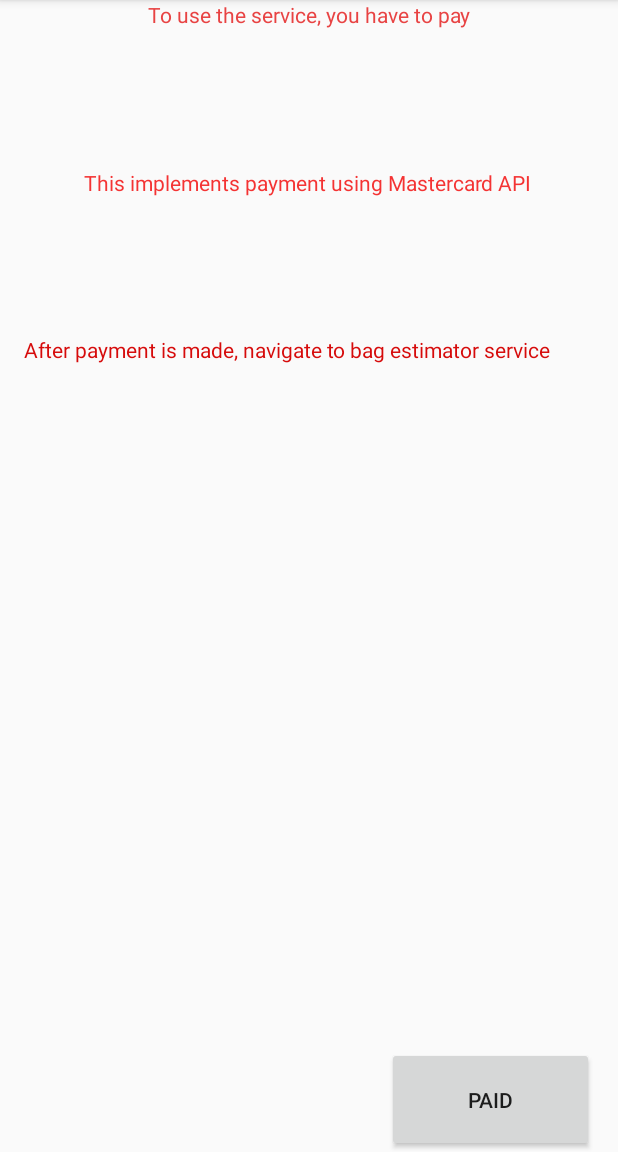
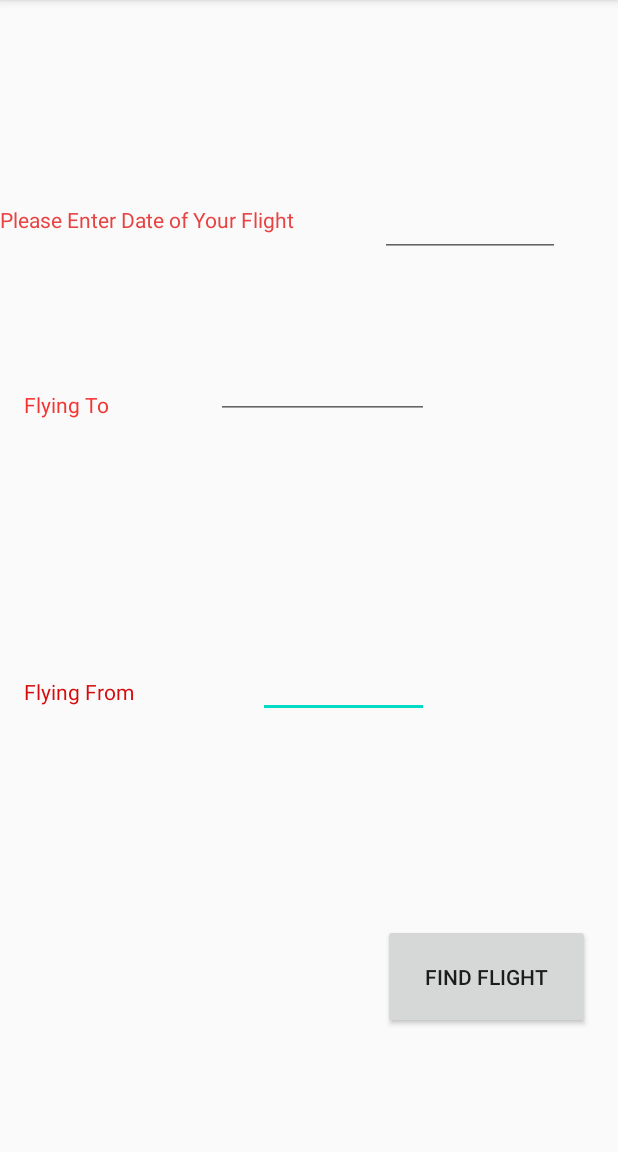
Before and after one commit to ChisomOkwor/KAYA, an Android app: the paymentActivity screen opened directly, with no data from a screen before it, on a phone screen of 412 x 824 dp, the part 84-1236 px from its top. Run offline under Robolectric (Android 15) with nearby library versions, the phone set to English and light mode, and no system bars; our stand-ins replace Volley.

Commit message:
add fields and call heroku server

```diff
--- a/app/build.gradle
+++ b/app/build.gradle
@@ -28,6 +28,7 @@ dependencies {
     implementation 'androidx.constraintlayout:constraintlayout:2.0.1'
     implementation 'com.google.android.material:material:1.2.1'
     implementation 'androidx.lifecycle:lifecycle-extensions:2.2.0'
+    implementation 'com.android.volley:volley:1.1.1'
     testImplementation 'junit:junit:4.12'
     androidTestImplementation 'androidx.test.ext:junit:1.1.2'
     androidTestImplementation 'androidx.test.espresso:espresso-core:3.3.0'
--- a/app/src/main/AndroidManifest.xml
+++ b/app/src/main/AndroidManifest.xml
@@ -20,5 +20,5 @@
             </intent-filter>
         </activity>
     </application>
-
+    <uses-permission android:name="android.permission.INTERNET" />
 </manifest>
--- a/app/src/main/java/com/example/kaya/paymentActivity.java
+++ b/app/src/main/java/com/example/kaya/paymentActivity.java
@@ -1,11 +1,17 @@
 package com.example.kaya;
 
-import androidx.appcompat.app.AppCompatActivity;
-
-import android.content.Intent;
 import android.os.Bundle;
 import android.view.View;
 import android.widget.Button;
+import android.widget.EditText;
+import com.android.volley.Request;
+import com.android.volley.RequestQueue;
+import com.android.volley.Response;
+import com.android.volley.VolleyError;
+import com.android.volley.toolbox.StringRequest;
+import com.android.volley.toolbox.Volley;
+
+import androidx.appcompat.app.AppCompatActivity;
 
 public class paymentActivity extends AppCompatActivity implements View.OnClickListener {
      Button ButtonPaid;
@@ -20,7 +26,44 @@ public class paymentActivity extends AppCompatActivity implements View.OnClickLi
     public void onClick(View view) {
         switch (view.getId()) {
             case R.id.buttonPaid:
-                startActivity(new Intent(this, bagWeightActivity.class));
+//                startActivity(new Intent(this, bagWeightActivity.class));
+                final EditText flightSource = (EditText) findViewById(R.id.editTextSource);
+                String flightSourceName = flightSource.getText().toString();
+
+                final EditText flightDestination = (EditText) findViewById(R.id.editTextDestination);
+                String flightDestinationName = flightDestination.getText().toString();
+
+                final EditText flightDate = (EditText) findViewById(R.id.editTextDate);
+                String flightDateName = flightDate.getText().toString();
+
+                System.out.println(flightDateName + flightDestinationName + flightSourceName);
+
+                String url = "https://kayobe.herokuapp.com/flights?date=" + flightDateName;
+
+
+                // Instantiate the RequestQueue.
+                RequestQueue queue = Volley.newRequestQueue(this);
+
+// Request a string response from the provided URL.
+                StringRequest stringRequest = new StringRequest(Request.Method.GET, url,
+                        new Response.Listener<String>() {
+                            @Override
+                            public void onResponse(String response) {
+                                // Display the first 500 characters of the response string.
+//                                textView.setText("Response is: "+ response.substring(0,500));
+                                System.out.println("flight data: " + response);
+                            }
+                        }, new Response.ErrorListener() {
+                    @Override
+                    public void onErrorResponse(VolleyError error) {
+//                        textView.setText("That didn't work!");
+                        System.out.println("did not work");
+                    }
+                });
+
+// Add the request to the RequestQueue.
+                queue.add(stringRequest);
+
                 break;
 
         }
--- a/app/src/main/res/layout/activity_payment.xml
+++ b/app/src/main/res/layout/activity_payment.xml
@@ -6,36 +6,70 @@
     android:layout_height="match_parent"
     tools:context=".paymentActivity">
 
+    <EditText
+        android:id="@+id/editTextSource"
+        android:layout_width="114dp"
+        android:layout_height="23dp"
+        android:layout_marginStart="171dp"
+        android:layout_marginLeft="171dp"
+        android:layout_marginTop="455dp"
+        android:layout_marginEnd="126dp"
+        android:layout_marginRight="126dp"
+        android:ems="10"
+        android:inputType="textPersonName"
+        app:layout_constraintEnd_toEndOf="parent"
+        app:layout_constraintStart_toEndOf="@+id/textView6"
+        app:layout_constraintStart_toStartOf="parent"
+        app:layout_constraintTop_toTopOf="parent" />
+
+    <EditText
+        android:id="@+id/editTextDestination"
+        android:layout_width="142dp"
+        android:layout_height="23dp"
+        android:layout_marginStart="144dp"
+        android:layout_marginLeft="144dp"
+        android:layout_marginTop="256dp"
+        android:ems="10"
+        android:inputType="textPersonName"
+        app:layout_constraintStart_toEndOf="@+id/textView4"
+        app:layout_constraintStart_toStartOf="parent"
+        app:layout_constraintTop_toTopOf="parent" />
+
     <Button
         android:id="@+id/buttonPaid"
         android:layout_width="138dp"
         android:layout_height="70dp"
-        android:text="PAID"
+        android:layout_marginStart="228dp"
+        android:layout_marginLeft="228dp"
+        android:layout_marginTop="597dp"
+        android:layout_marginBottom="64dp"
+        android:text="Find Flight"
         app:layout_constraintBottom_toBottomOf="parent"
         app:layout_constraintEnd_toEndOf="parent"
-        app:layout_constraintHorizontal_bias="0.941"
-        app:layout_constraintStart_toStartOf="parent" />
+        app:layout_constraintHorizontal_bias="0.594"
+        app:layout_constraintStart_toStartOf="parent"
+        app:layout_constraintTop_toTopOf="parent" />
 
     <TextView
         android:id="@+id/textView4"
         android:layout_width="wrap_content"
         android:layout_height="wrap_content"
-        android:layout_marginTop="112dp"
-        android:text="This implements payment using Mastercard API"
+        android:layout_marginTop="260dp"
+        android:text="Flying To"
         android:textColor="#F43333"
         app:layout_constraintEnd_toEndOf="parent"
-        app:layout_constraintHorizontal_bias="0.495"
+        app:layout_constraintHorizontal_bias="0.045"
         app:layout_constraintStart_toStartOf="parent"
         app:layout_constraintTop_toTopOf="parent" />
 
     <TextView
         android:id="@+id/textView6"
-        android:layout_width="389dp"
-        android:layout_height="30dp"
+        android:layout_width="91dp"
+        android:layout_height="26dp"
         android:layout_marginStart="16dp"
         android:layout_marginLeft="16dp"
-        android:layout_marginTop="92dp"
-        android:text="After payment is made, navigate to bag estimator service"
+        android:layout_marginTop="172dp"
+        android:text="Flying From"
         android:textColor="#D60B0B"
         app:layout_constraintStart_toStartOf="parent"
         app:layout_constraintTop_toBottomOf="@+id/textView4" />
@@ -44,10 +78,27 @@
         android:id="@+id/textView7"
         android:layout_width="wrap_content"
         android:layout_height="wrap_content"
-        android:text="To use the service, you have to pay"
+        android:text="Please Enter Date of Your Flight"
         android:textColor="#E84343"
+        app:layout_constraintBottom_toTopOf="@+id/textView4"
         app:layout_constraintEnd_toEndOf="parent"
+        app:layout_constraintHorizontal_bias="0.0"
         app:layout_constraintStart_toStartOf="parent"
-        tools:layout_editor_absoluteY="71dp" />
+        app:layout_constraintTop_toTopOf="parent"
+        app:layout_constraintVertical_bias="0.569" />
+
+    <EditText
+        android:id="@+id/editTextDate"
+        android:layout_width="120dp"
+        android:layout_height="46dp"
+        android:layout_marginStart="253dp"
+        android:layout_marginLeft="253dp"
+        android:layout_marginTop="125dp"
+        android:ems="10"
+        android:inputType="date"
+        app:layout_constraintStart_toEndOf="@+id/textView7"
+        app:layout_constraintStart_toStartOf="parent"
+        app:layout_constraintTop_toTopOf="parent" />
+
 
 </androidx.constraintlayout.widget.ConstraintLayout>
```
